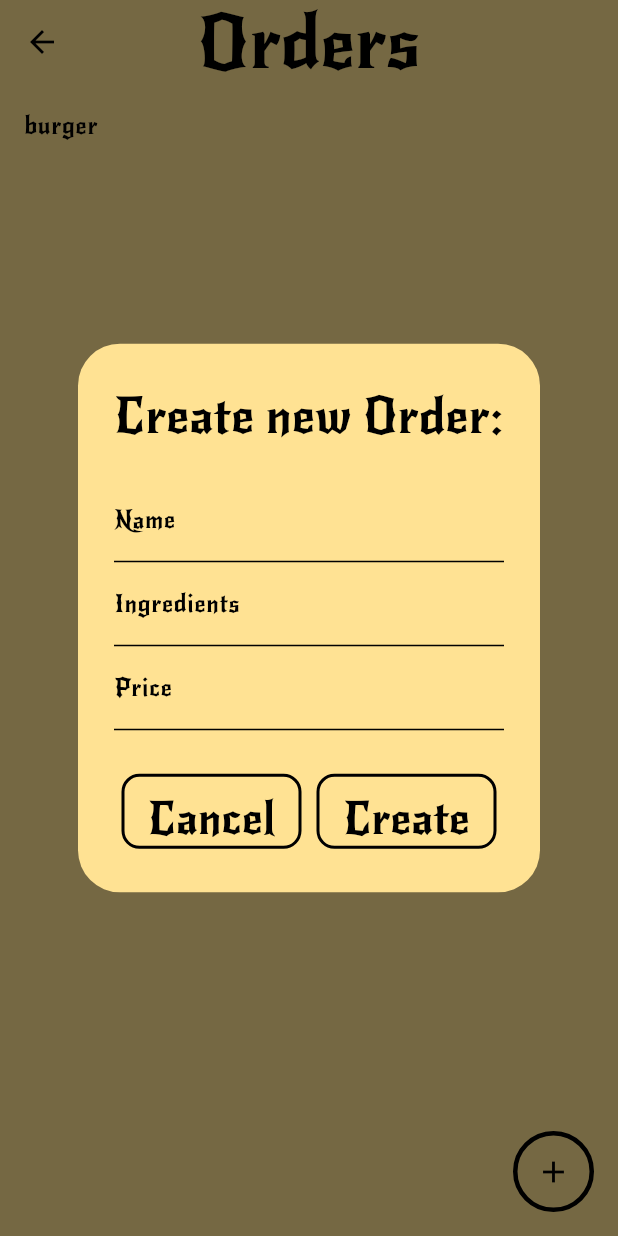
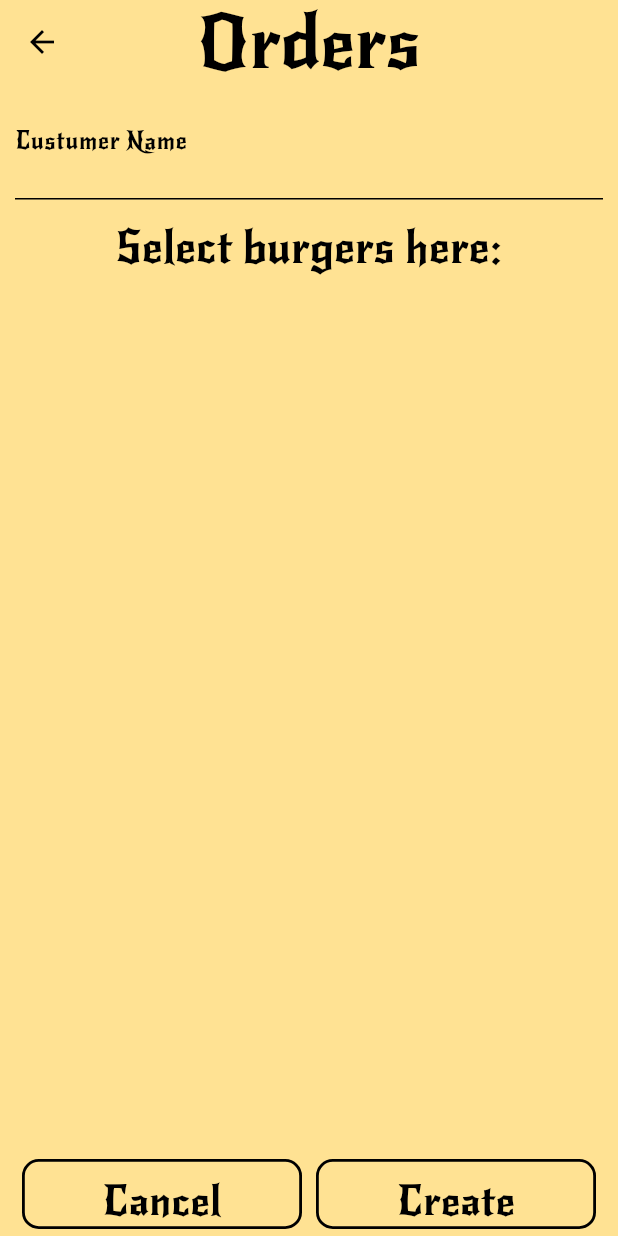
Before and after one commit to tiagohue/BURGER-ORDERS, a Flutter app: the OrdersPage screen opened directly, after a tap on the "add" icon, on a phone screen of 412 x 824 dp. Run offline on Flutter 3.47's test engine with Material 3 defaults, Android fonts, the light colour scheme and no system bars; our stand-ins replace flutter_vector_icons, sqflite, sqflite_common_ffi; accounts and stored records are empty.

Commit message:
Implementação do básico do CRUD de orders

```diff
--- a/lib/data/database/db.dart
+++ b/lib/data/database/db.dart
@@ -42,7 +42,8 @@ class DB {
   String get _order => '''
     CREATE TABLE orders (
       id INTEGER PRIMARY KEY AUTOINCREMENT,
-      data DATE
+      date TEXT,
+      customer_name TEXT
     );
   ''';
 
--- /dev/null
+++ b/lib/data/models/order.dart
@@ -0,0 +1,17 @@
+class Order {
+  int? id;
+  final String date;
+  final String customerName;
+
+  Order({this.id, required this.date, required this.customerName});
+
+  Map<String, Object?> toMap() => {
+    "id": id,
+    "date": date,
+    "customer_name": customerName,
+  };
+
+  @override
+  String toString() =>
+      "Order{id: $id, date: $date, customer_name: $customerName}";
+}
--- a/lib/main.dart
+++ b/lib/main.dart
@@ -1,4 +1,5 @@
 import 'package:burger_orders/data/repositories/burger_repository.dart';
+import 'package:burger_orders/data/repositories/order_repository.dart';
 import 'package:burger_orders/ui/pages/home_page.dart';
 import 'package:burger_orders/viewmodels/color_scheme_view_model.dart';
 import 'package:flutter/material.dart';
@@ -15,6 +16,7 @@ void main() async {
       providers: [
         ChangeNotifierProvider(create: (context) => ColorSchemeViewModel()),
         ChangeNotifierProvider(create: (context) => BurgerRepository()),
+        ChangeNotifierProvider(create: (context) => OrderRepository()),
       ],
       child: const MyApp(),
     ),
--- /dev/null
+++ b/lib/ui/pages/create_order_page.dart
@@ -0,0 +1,133 @@
+import 'package:burger_orders/data/models/burger.dart';
+import 'package:burger_orders/data/models/order.dart';
+import 'package:burger_orders/data/repositories/burger_repository.dart';
+import 'package:burger_orders/data/repositories/order_repository.dart';
+import 'package:burger_orders/ui/widgets/standard_button.dart';
+import 'package:flutter/material.dart';
+import 'package:provider/provider.dart';
+
+class CreateOrderPage extends StatefulWidget {
+  const CreateOrderPage({super.key});
+
+  @override
+  State<StatefulWidget> createState() => _CreateOrderPageState();
+}
+
+class _CreateOrderPageState extends State<CreateOrderPage> {
+  @override
+  Widget build(BuildContext context) {
+    final orderRepo = context.watch<OrderRepository>();
+    final burgerRepo = context.watch<BurgerRepository>();
+
+    final customerNameController = TextEditingController();
+
+    @override
+    // ignore: unused_element
+    void dispose() {
+      customerNameController.dispose();
+      super.dispose();
+    }
+
+    return SafeArea(
+      child: Scaffold(
+        appBar: AppBar(centerTitle: true, title: Text("Orders")),
+        body: Padding(
+          padding: EdgeInsetsGeometry.symmetric(horizontal: 10),
+          child: Column(
+            mainAxisAlignment: MainAxisAlignment.spaceBetween,
+            children: [
+              Column(
+                spacing: 10,
+                children: [
+                  TextField(
+                    controller: customerNameController,
+                    decoration: InputDecoration(labelText: "Custumer Name"),
+                    style: Theme.of(context).textTheme.titleMedium,
+                  ),
+                  Text(
+                    "Select burgers here:",
+                    style: Theme.of(context).textTheme.titleMedium,
+                  ),
+                  ListView.builder(
+                    shrinkWrap: true,
+                    itemCount: burgerRepo.burgers.length,
+                    itemBuilder: (context, index) {
+                      Burger burger = burgerRepo.burgers[index];
+
+                      return ListTile(
+                        title: Text(
+                          burger.name,
+                          style: Theme.of(context).textTheme.titleMedium,
+                        ),
+                        trailing: FittedBox(
+                          child: Row(
+                            mainAxisSize: MainAxisSize.min,
+                            children: [
+                              IconButton(
+                                onPressed: () {
+                                  debugPrint("Remove burger");
+                                },
+                                icon: Icon(Icons.remove),
+                              ),
+                              Text(
+                                "amount",
+                                style: Theme.of(context).textTheme.titleMedium,
+                              ),
+                              IconButton(
+                                onPressed: () {
+                                  debugPrint("Add burger");
+                                },
+                                icon: Icon(Icons.add),
+                              ),
+                            ],
+                          ),
+                        ),
+                      );
+                    },
+                  ),
+                ],
+              ),
+              FittedBox(
+                child: Row(
+                  children: [
+                    StandardButton(
+                      text: "Cancel",
+                      onPressed: () => Navigator.pop(context),
+                    ),
+                    StandardButton(
+                      text: "Create",
+                      onPressed: () {
+                        final customerName = customerNameController.text.trim();
+
+                        if (customerName.isEmpty) {
+                          ScaffoldMessenger.of(context).showSnackBar(
+                            const SnackBar(
+                              content: Text("Fill in all fields correctly!"),
+                            ),
+                          );
+
+                          return;
+                        }
+
+                        final newOrder = Order(
+                          date: DateTime.now().toIso8601String().split('T')[0],
+                          customerName: customerName,
+                        );
+
+                        orderRepo.create(newOrder);
+
+                        customerNameController.clear();
+
+                        Navigator.pop(context);
+                      },
+                    ),
+                  ],
+                ),
+              ),
+            ],
+          ),
+        ),
+      ),
+    );
+  }
+}
--- a/lib/ui/widgets/add_button.dart
+++ b/lib/ui/widgets/add_button.dart
@@ -1,17 +1,9 @@
-import 'package:burger_orders/ui/widgets/standard_dialog.dart';
 import 'package:flutter/material.dart';
 
 class AddButton extends StatefulWidget {
-  final String modelName;
-  final Widget content;
-  final VoidCallback onCreate;
+  final VoidCallback onPressed;
 
-  const AddButton({
-    super.key,
-    required this.modelName,
-    required this.content,
-    required this.onCreate,
-  });
+  const AddButton({super.key, required this.onPressed});
 
   @override
   State<AddButton> createState() => _AddButtonState();
@@ -29,18 +21,7 @@ class _AddButtonState extends State<AddButton> {
           width: 3.0,
         ),
       ),
-      child: IconButton(
-        onPressed: () => showDialog(
-          context: context,
-          builder: (_) => StandardDialog(
-            title: "Create new ${widget.modelName}",
-            content: widget.content,
-            onConfirm: widget.onCreate,
-            confirmText: "Create",
-          ),
-        ),
-        icon: Icon(Icons.add),
-      ),
+      child: IconButton(onPressed: widget.onPressed, icon: Icon(Icons.add)),
     );
   }
 }
```
Also changed, not shown: lib/data/repositories/order_repository.dart (added, +84 -0 lines), lib/ui/pages/burgers_page.dart (+15 -14 lines), lib/ui/pages/home_page.dart (+5 -9 lines), lib/ui/pages/orders_page.dart (+122 -17 lines), lib/ui/utils.dart (added, +7 -0 lines).
